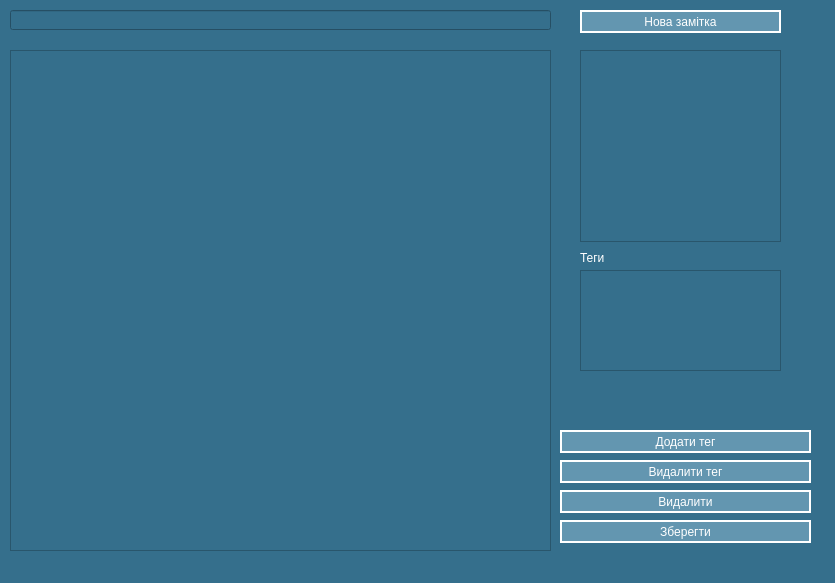
Before: the Qt Designer form untitled.ui in Maksymkots/smart_note, drawn with Qt 5.
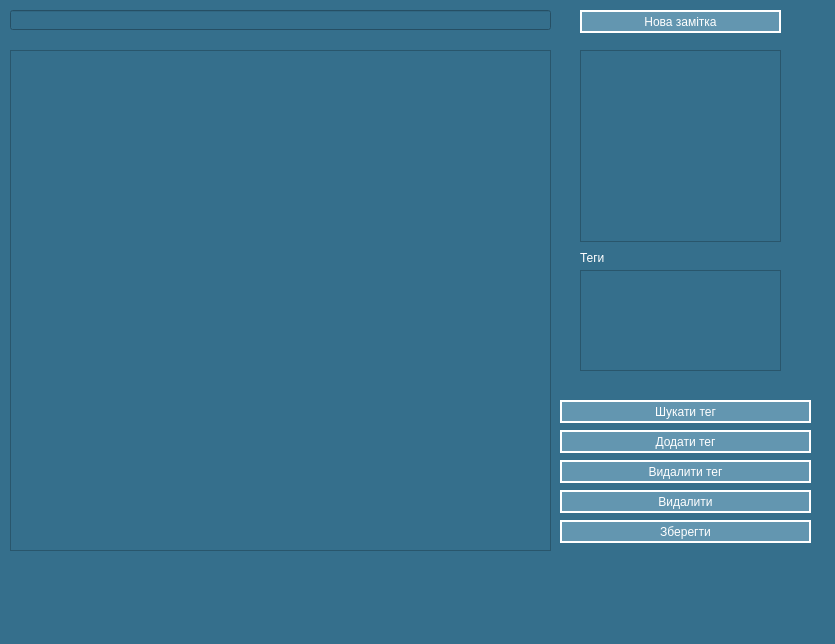
After: the same form once the commit is applied.

What changed in the file:
```diff
--- a/untitled.ui
+++ b/untitled.ui
@@ -7,7 +7,7 @@
     <x>0</x>
     <y>0</y>
     <width>835</width>
-    <height>583</height>
+    <height>644</height>
    </rect>
   </property>
   <property name="windowTitle">
@@ -162,6 +162,24 @@
      <string>Видалити тег</string>
     </property>
    </widget>
+   <widget class="QPushButton" name="add_teg_btn_2">
+    <property name="geometry">
+     <rect>
+      <x>560</x>
+      <y>400</y>
+      <width>251</width>
+      <height>23</height>
+     </rect>
+    </property>
+    <property name="styleSheet">
+     <string notr="true">background-color:#6396b0;
+border: 2px solid white;
+</string>
+    </property>
+    <property name="text">
+     <string>Шукати тег</string>
+    </property>
+   </widget>
   </widget>
   <widget class="QMenuBar" name="menubar">
    <property name="geometry">
```
